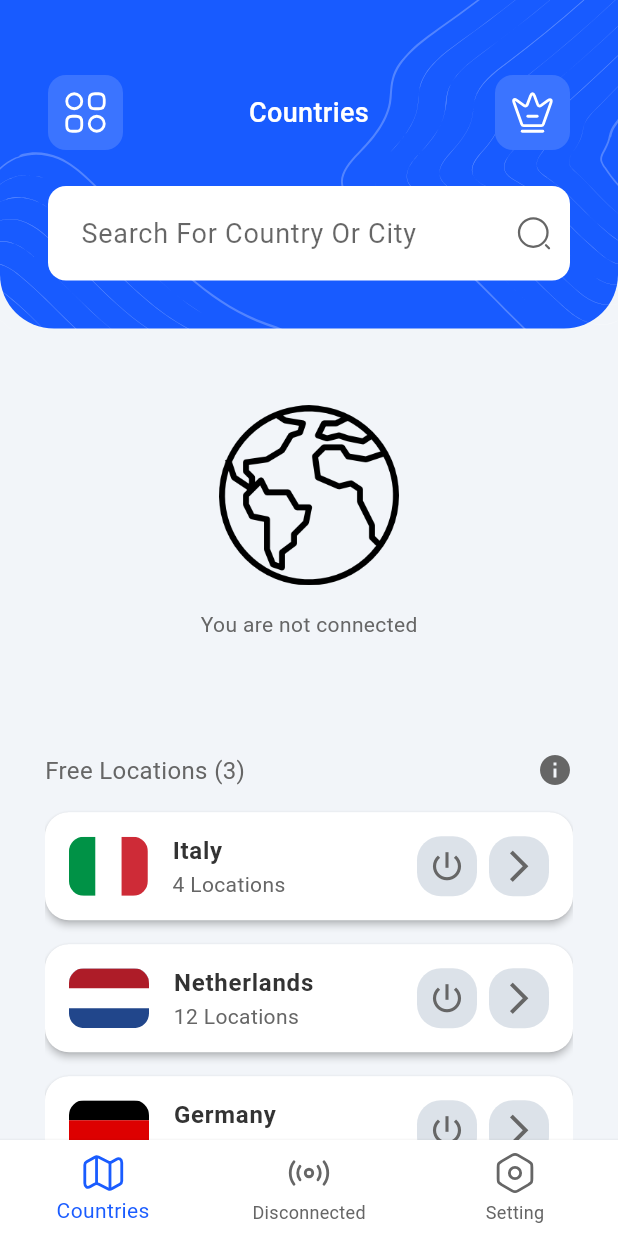
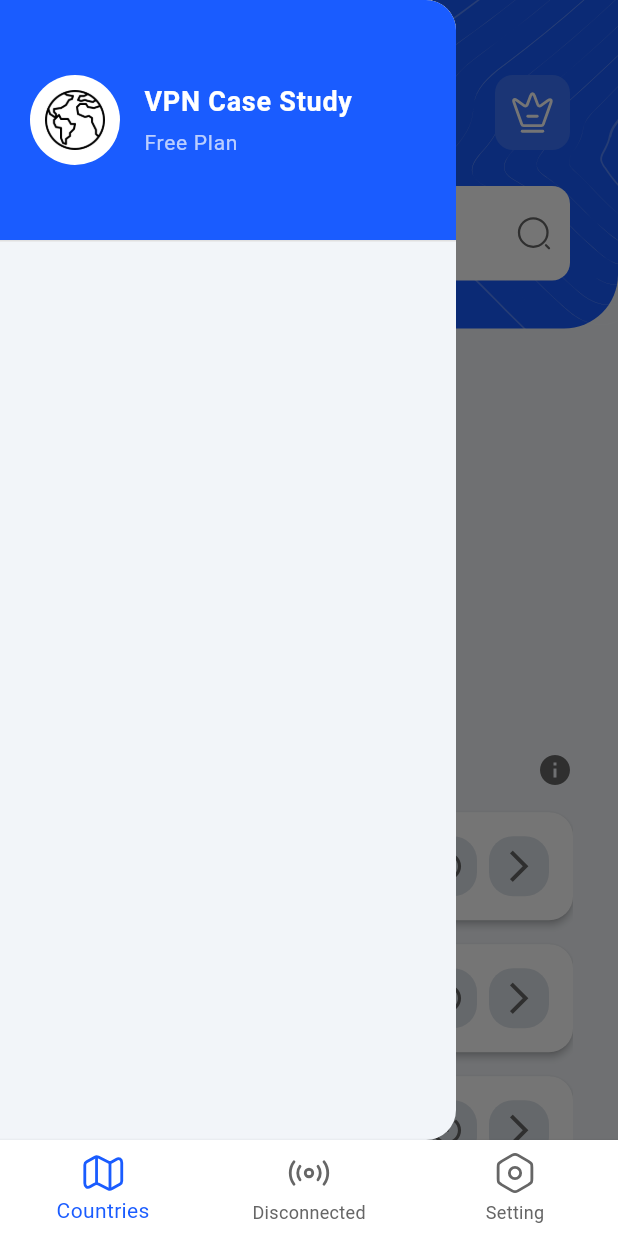
Before and after one commit to ibrahim-ylmz/flutter-vpn-case-study, a Flutter app: the screen it shows after launch, with the side drawer open (before the commit the screen has no drawer), on a phone screen of 412 x 824 dp. Run offline on Flutter 3.47's test engine with Material 3 defaults, Android fonts, the phone set to English and light mode, and no system bars; our stand-ins replace auto_route, equatable, flutter_bloc, flutter_svg, get_it; Roboto replaces fonts that are missing (Gilroy).

Commit message:
Drawer added

```diff
--- a/lib/feature/home/presentation/pages/home_page.dart
+++ b/lib/feature/home/presentation/pages/home_page.dart
@@ -9,6 +9,7 @@ import 'package:vpn_case_study/feature/home/presentation/bloc/connection_status/
 import 'package:vpn_case_study/feature/home/presentation/bloc/connection_status/connection_status_state.dart';
 import 'package:vpn_case_study/feature/home/presentation/bloc/country_list/country_list_bloc.dart';
 import 'package:vpn_case_study/feature/home/presentation/bloc/country_list/country_list_state.dart';
+import 'package:vpn_case_study/feature/home/presentation/widgets/app_drawer.dart';
 import 'package:vpn_case_study/feature/home/presentation/widgets/connection_info_card.dart';
 import 'package:vpn_case_study/feature/home/presentation/widgets/connection_timer.dart';
 import 'package:vpn_case_study/feature/home/presentation/widgets/country_list_item.dart';
@@ -27,6 +28,7 @@ final class HomePage extends StatefulWidget {
 class _HomePageState extends State<HomePage>
     with SingleTickerProviderStateMixin {
   late AnimationController _rotationController;
+  final GlobalKey<ScaffoldState> _scaffoldKey = GlobalKey<ScaffoldState>();
 
   @override
   void initState() {
@@ -46,11 +48,13 @@ class _HomePageState extends State<HomePage>
   @override
   Widget build(BuildContext context) {
     return Scaffold(
+      key: _scaffoldKey,
+      drawer: const AppDrawer(),
       body: Column(
         children: [
           /// Home Header
           HomeHeader(
-            onCategoryPressed: () {},
+            onCategoryPressed: () => _scaffoldKey.currentState?.openDrawer(),
             onPremiumPressed: () {},
             onSearchPressed:
                 () => context.router.push(const CountrySelectionRoute()),
--- /dev/null
+++ b/lib/feature/home/presentation/widgets/app_drawer.dart
@@ -0,0 +1,64 @@
+import 'package:flutter/material.dart';
+
+/// A modern drawer component for the app
+class AppDrawer extends StatelessWidget {
+  /// Constructor
+  const AppDrawer({super.key});
+
+  @override
+  Widget build(BuildContext context) {
+    return Drawer(
+      elevation: 0,
+      shape: const RoundedRectangleBorder(
+        borderRadius: BorderRadius.only(
+          topRight: Radius.circular(20),
+          bottomRight: Radius.circular(20),
+        ),
+      ),
+      child: Column(
+        children: [
+          DrawerHeader(
+            decoration: BoxDecoration(
+              color: Theme.of(context).colorScheme.primary,
+              borderRadius: const BorderRadius.only(
+                topRight: Radius.circular(20),
+              ),
+            ),
+            padding: const EdgeInsets.all(20),
+            child: Row(
+              children: [
+                CircleAvatar(
+                  radius: 30,
+                  backgroundColor: Colors.white,
+                  child: Image.asset('assets/images/img_world.png', height: 40),
+                ),
+                const SizedBox(width: 16),
+                const Expanded(
+                  child: Column(
+                    crossAxisAlignment: CrossAxisAlignment.start,
+                    mainAxisAlignment: MainAxisAlignment.center,
+                    children: [
+                      Text(
+                        'VPN Case Study',
+                        style: TextStyle(
+                          color: Colors.white,
+                          fontSize: 18,
+                          fontWeight: FontWeight.bold,
+                        ),
+                      ),
+                      SizedBox(height: 4),
+                      Text(
+                        'Free Plan',
+                        style: TextStyle(color: Colors.white70, fontSize: 14),
+                      ),
+                    ],
+                  ),
+                ),
+              ],
+            ),
+          ),
+        ],
+      ),
+    );
+  }
+}
```
